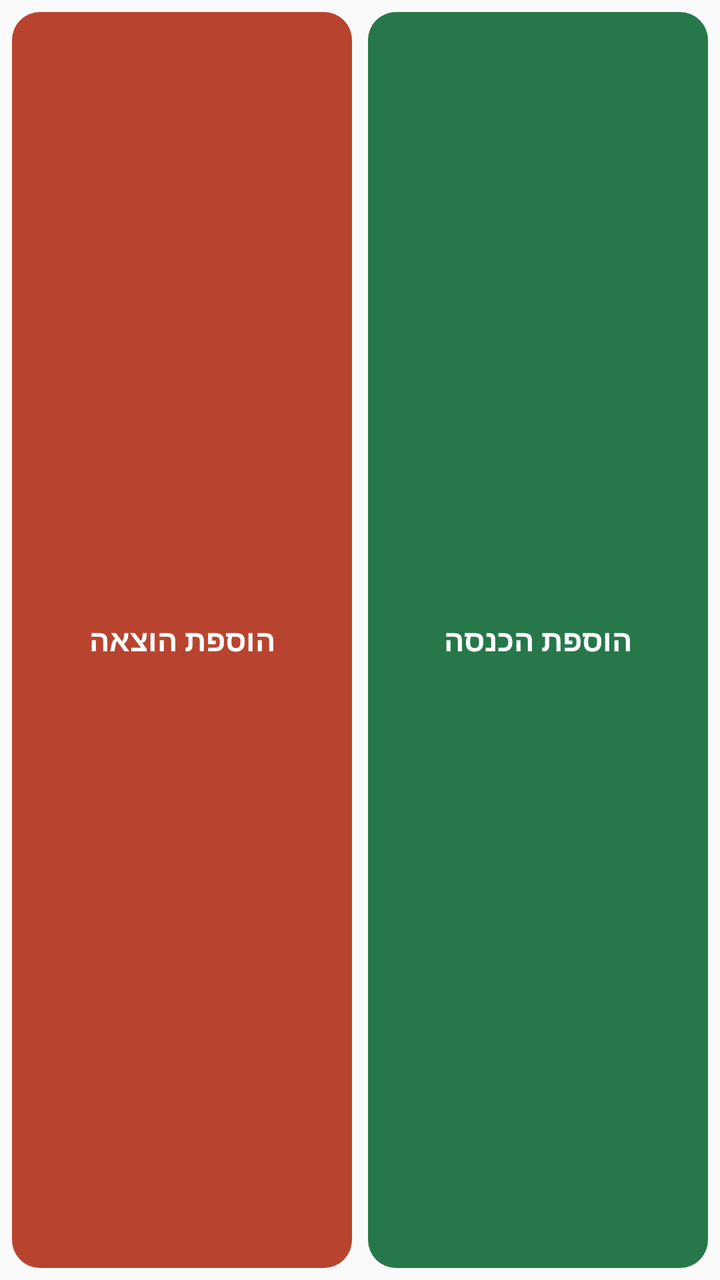
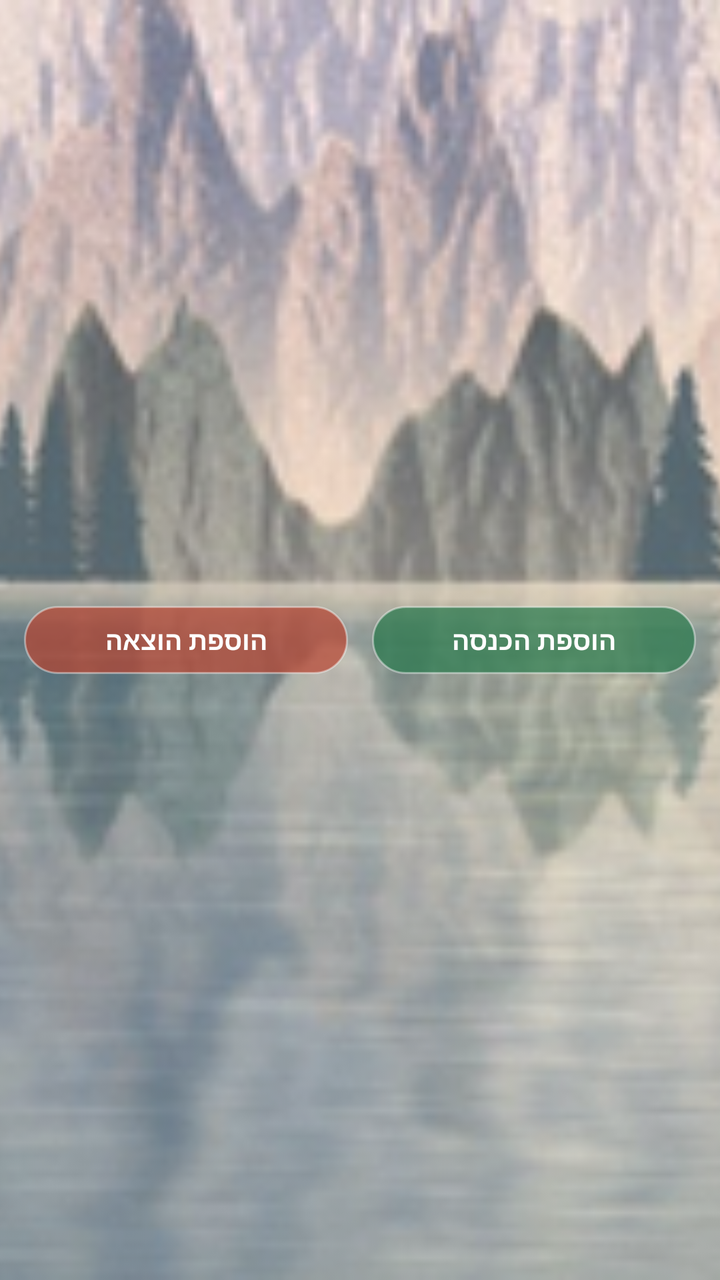

Screens rendered from an Android XML layout before and after an edit, with the pre-edit source and the edit as a unified diff.
<!-- AndroidManifest.xml: application theme AppTheme -->
<!-- res/layout/widget_quick_add.xml -->
<?xml version="1.0" encoding="utf-8"?>
<LinearLayout xmlns:android="http://schemas.android.com/apk/res/android"
    android:layout_width="match_parent"
    android:layout_height="match_parent"
    android:orientation="horizontal"
    android:layoutDirection="rtl"
    android:padding="6dp">

    <TextView
        android:id="@+id/widget_add_income"
        android:layout_width="0dp"
        android:layout_height="match_parent"
        android:layout_weight="1"
        android:layout_marginEnd="4dp"
        android:background="@drawable/widget_btn_income"
        android:gravity="center"
        android:text="@string/widget_add_income"
        android:textColor="#FFFFFF"
        android:textSize="15sp"
        android:textStyle="bold" />

    <TextView
        android:id="@+id/widget_add_expense"
        android:layout_width="0dp"
        android:layout_height="match_parent"
        android:layout_weight="1"
        android:layout_marginStart="4dp"
        android:background="@drawable/widget_btn_expense"
        android:gravity="center"
        android:text="@string/widget_add_expense"
        android:textColor="#FFFFFF"
        android:textSize="15sp"
        android:textStyle="bold" />
</LinearLayout>
<!-- resources referenced by this layout -->
<resources>
  <!-- drawable widget_btn_expense (drawable) -->
  <?xml version="1.0" encoding="utf-8"?>
  <shape xmlns:android="http://schemas.android.com/apk/res/android" android:shape="rectangle">
      <solid android:color="#B8442F" />
      <corners android:radius="14dp" />
  </shape>
  <!-- drawable widget_btn_income (drawable) -->
  <?xml version="1.0" encoding="utf-8"?>
  <shape xmlns:android="http://schemas.android.com/apk/res/android" android:shape="rectangle">
      <solid android:color="#26784A" />
      <corners android:radius="14dp" />
  </shape>
  <string name="widget_add_expense">הוספת הוצאה</string>
  <string name="widget_add_income">הוספת הכנסה</string>
  <style name="AppTheme" parent="Theme.AppCompat.Light.DarkActionBar">
          
          <item name="colorPrimary">@color/colorPrimary</item>
          <item name="colorPrimaryDark">@color/colorPrimaryDark</item>
          <item name="colorAccent">@color/colorAccent</item>
      </style>
</resources>

<!-- the commit's change to res/layout/widget_quick_add.xml (unified diff, before → after) -->
@@ -1,34 +1,49 @@
 <?xml version="1.0" encoding="utf-8"?>
-<LinearLayout xmlns:android="http://schemas.android.com/apk/res/android"
+<FrameLayout xmlns:android="http://schemas.android.com/apk/res/android"
     android:layout_width="match_parent"
-    android:layout_height="match_parent"
-    android:orientation="horizontal"
-    android:layoutDirection="rtl"
-    android:padding="6dp">
+    android:layout_height="match_parent">
 
-    <TextView
-        android:id="@+id/widget_add_income"
-        android:layout_width="0dp"
+    
+    <ImageView
+        android:layout_width="match_parent"
         android:layout_height="match_parent"
-        android:layout_weight="1"
-        android:layout_marginEnd="4dp"
-        android:background="@drawable/widget_btn_income"
-        android:gravity="center"
-        android:text="@string/widget_add_income"
-        android:textColor="#FFFFFF"
-        android:textSize="15sp"
-        android:textStyle="bold" />
+        android:scaleType="centerCrop"
+        android:src="@drawable/widget_bg"
+        android:importantForAccessibility="no" />
 
-    <TextView
-        android:id="@+id/widget_add_expense"
-        android:layout_width="0dp"
+    <LinearLayout
+        android:layout_width="match_parent"
         android:layout_height="match_parent"
-        android:layout_weight="1"
-        android:layout_marginStart="4dp"
-        android:background="@drawable/widget_btn_expense"
-        android:gravity="center"
-        android:text="@string/widget_add_expense"
-        android:textColor="#FFFFFF"
-        android:textSize="15sp"
-        android:textStyle="bold" />
-</LinearLayout>
+        android:gravity="center_vertical"
+        android:orientation="horizontal"
+        android:layoutDirection="rtl"
+        android:paddingStart="12dp"
+        android:paddingEnd="12dp">
+
+        <TextView
+            android:id="@+id/widget_add_income"
+            android:layout_width="0dp"
+            android:layout_height="34dp"
+            android:layout_weight="1"
+            android:layout_marginEnd="6dp"
+            android:background="@drawable/widget_btn_income"
+            android:gravity="center"
+            android:text="@string/widget_add_income"
+            android:textColor="#FFFFFF"
+            android:textSize="13sp"
+            android:textStyle="bold" />
+
+        <TextView
+            android:id="@+id/widget_add_expense"
+            android:layout_width="0dp"
+            android:layout_height="34dp"
+            android:layout_weight="1"
+            android:layout_marginStart="6dp"
+            android:background="@drawable/widget_btn_expense"
+            android:gravity="center"
+            android:text="@string/widget_add_expense"
+            android:textColor="#FFFFFF"
+            android:textSize="13sp"
+            android:textStyle="bold" />
+    </LinearLayout>
+</FrameLayout>
<!-- resource entries referenced after the edit -->
@@ -1,16 +1,21 @@
 <!-- resources referenced by this layout -->
 <resources>
+  <!-- drawable widget_bg: png bitmap (drawable-nodpi, 320324 bytes) -->
   <!-- drawable widget_btn_expense (drawable) -->
   <?xml version="1.0" encoding="utf-8"?>
   <shape xmlns:android="http://schemas.android.com/apk/res/android" android:shape="rectangle">
-      <solid android:color="#B8442F" />
-      <corners android:radius="14dp" />
+      
+      <solid android:color="#B3B8442F" />
+      <stroke android:width="1dp" android:color="#66FFFFFF" />
+      <corners android:radius="17dp" />
   </shape>
   <!-- drawable widget_btn_income (drawable) -->
   <?xml version="1.0" encoding="utf-8"?>
   <shape xmlns:android="http://schemas.android.com/apk/res/android" android:shape="rectangle">
-      <solid android:color="#26784A" />
-      <corners android:radius="14dp" />
+      
+      <solid android:color="#B326784A" />
+      <stroke android:width="1dp" android:color="#66FFFFFF" />
+      <corners android:radius="17dp" />
   </shape>
   <string name="widget_add_expense">הוספת הוצאה</string>
   <string name="widget_add_income">הוספת הכנסה</string>
